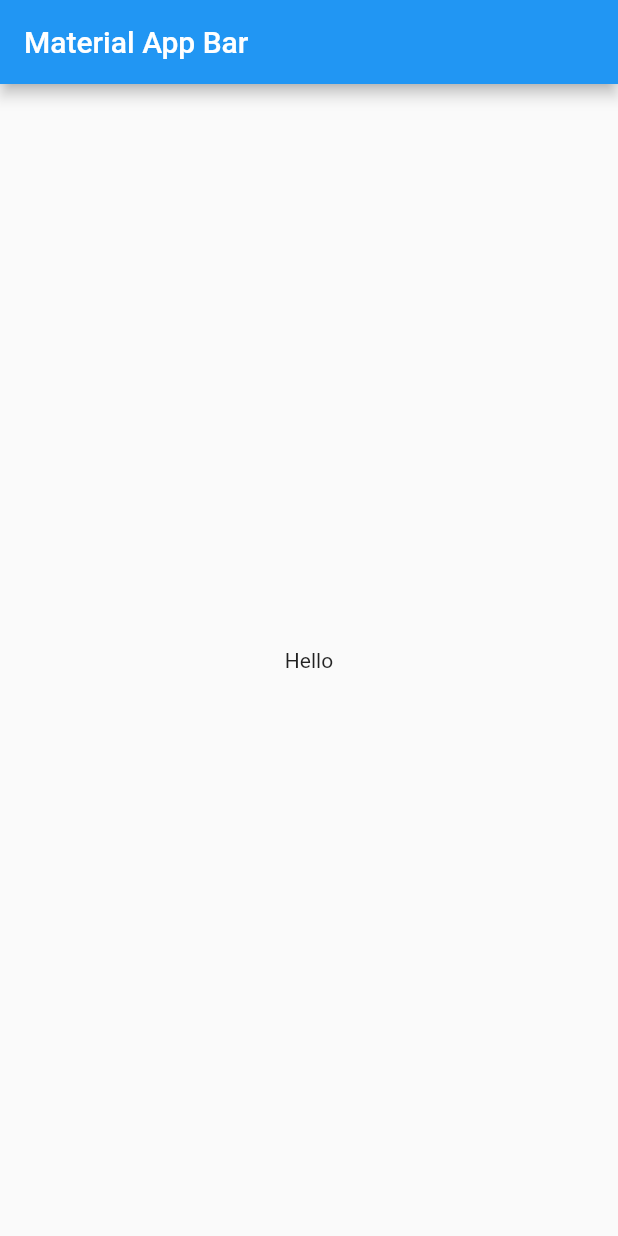
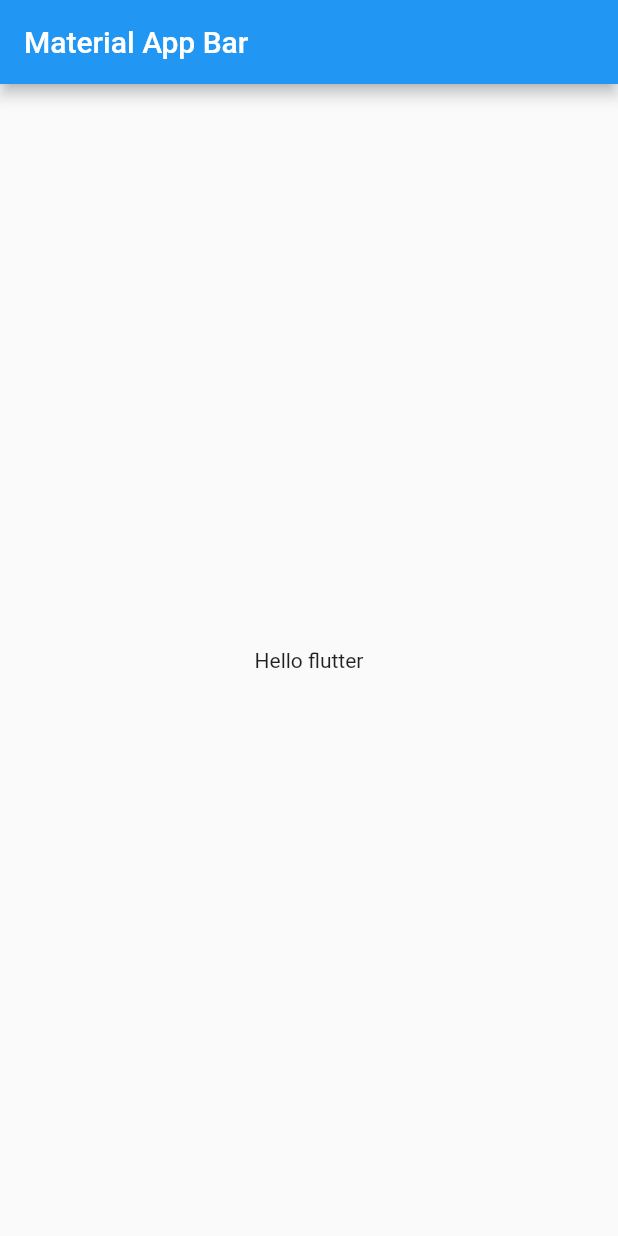
Before and after one commit to antonioperez1997/sip_ruedaz, a Flutter app: the screen it shows after launch, on a phone screen of 412 x 824 dp. Run offline on Flutter 3.47's test engine with Material 2 defaults, Android fonts, the phone set to English and light mode, and no system bars.

Commit message:
first commit

```diff
--- a/lib/main.dart
+++ b/lib/main.dart
@@ -13,7 +13,7 @@ class MyApp extends StatelessWidget {
         ),
         body: Center(
           child: Container(
-            child: Text('Hello'),
+            child: Text('Hello flutter'),
           ),
         ),
       ),
```
